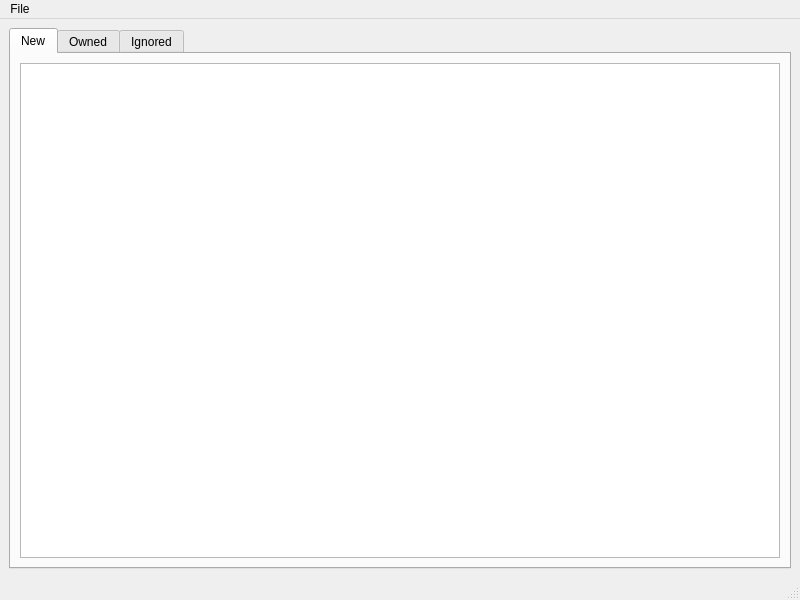
Old version of the form src/ui/ui_main_window.ui in the repository Sugihiru/MALSongs.
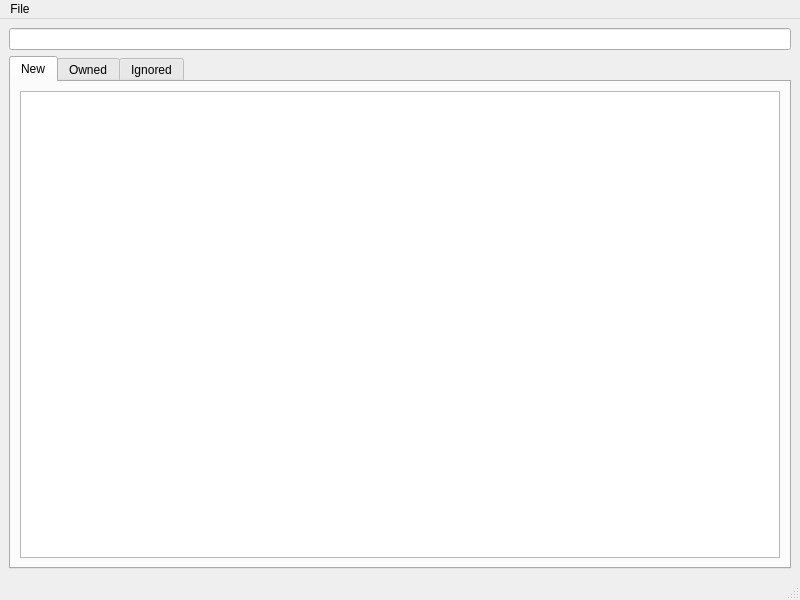
New version of the form.

Commit message: Search for all fields

The edit to the form file:
```diff
--- a/src/ui/ui_main_window.ui
+++ b/src/ui/ui_main_window.ui
@@ -15,6 +15,16 @@
   </property>
   <widget class="QWidget" name="centralwidget">
    <layout class="QVBoxLayout" name="verticalLayout">
+    <item>
+     <layout class="QHBoxLayout" name="searchLayout">
+      <property name="sizeConstraint">
+       <enum>QLayout::SetFixedSize</enum>
+      </property>
+      <item>
+       <widget class="QLineEdit" name="searchLineEdit"/>
+      </item>
+     </layout>
+    </item>
     <item>
      <widget class="QTabWidget" name="tabWidget">
       <property name="currentIndex">
```
The commit also changes 3 other files.
